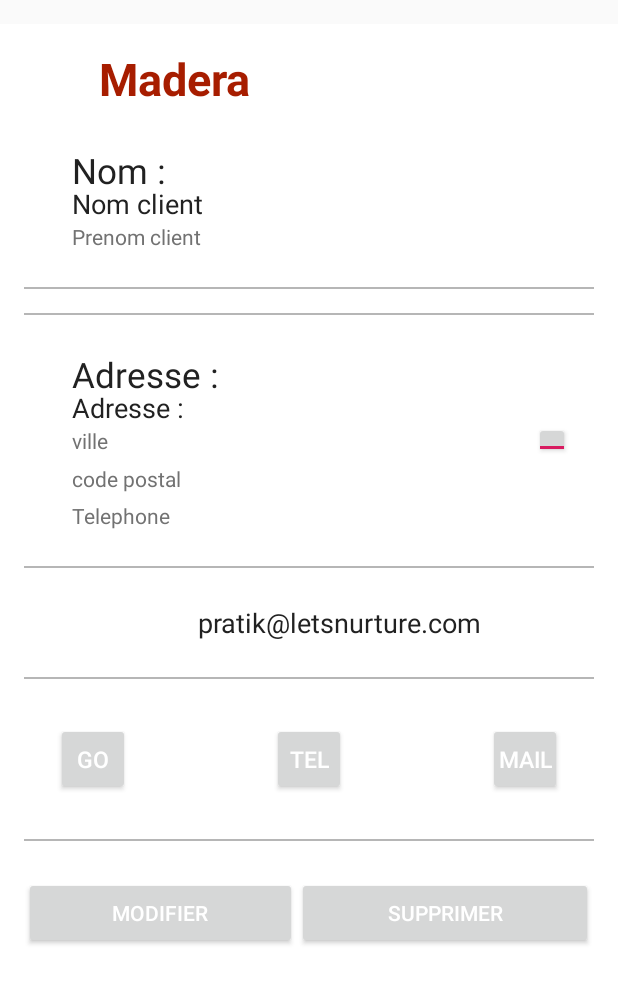
After one commit to MaderaEquipe/AndroidApp, an Android app: the layout activity_client_details.xml on its own in the app's theme, with its tools: preview values and no code run, on a phone screen of 412 x 824 dp. The commit adds this screen. Shown: the top 983 px of the screen. Run offline under Robolectric (Android 15) with nearby library versions, the phone set to English and light mode, and no system bars.

Commit message:
add class Client detail

```diff
--- a/app/src/main/java/com/reinc/madera/ClientsAdapter.java
+++ b/app/src/main/java/com/reinc/madera/ClientsAdapter.java
@@ -32,8 +32,8 @@ public class ClientsAdapter extends ArrayAdapter<Client> {
             LayoutInflater layoutInflater = (LayoutInflater) context.getSystemService(Context.LAYOUT_INFLATER_SERVICE);
             view = layoutInflater.inflate(listItemResLayout, parent, false);
 
-            final TextView tvUserName = (TextView) view.findViewById(R.id.editText1);
-            final TextView tvUserSurname = (TextView) view.findViewById(R.id.editText1);
+            final TextView tvUserName = (TextView) view.findViewById(R.id.userName);
+            final TextView tvUserSurname = (TextView) view.findViewById(R.id.UserSurname);
 
             // On stocke les Widgets dans le Holder pour optimiser les appels au "view.findViewById"
             holder = new ViewHolder();
--- /dev/null
+++ b/app/src/main/res/layout/activity_client_details.xml
@@ -0,0 +1,301 @@
+<ScrollView xmlns:android="http://schemas.android.com/apk/res/android"
+    android:orientation="vertical" android:layout_width="match_parent"
+    xmlns:app="http://schemas.android.com/apk/res-auto"
+    xmlns:tools="http://schemas.android.com/tools"
+    android:layout_height="match_parent"
+    android:layout_marginTop="16dp"
+    android:padding="16dp"
+    android:background="#fff"
+    tools:context="com.reinc.madera.ClientDetails">
+
+    <LinearLayout
+        android:layout_width="match_parent"
+        android:layout_height="wrap_content"
+        android:orientation="vertical">
+        <RelativeLayout
+            android:layout_width="match_parent"
+            android:layout_below="@+id/header_cover_image"
+            android:layout_height="50dp">
+
+            <ImageView
+                android:id="@+id/header_cover_image"
+                android:layout_width="match_parent"
+                android:layout_height="200dp"
+                android:scaleType="centerCrop"
+                android:layout_alignParentTop="true"
+                android:layout_alignParentStart="true"
+                />
+
+
+            <TextView
+
+                android:layout_width="wrap_content"
+                android:layout_height="wrap_content"
+                android:text="Madera"
+                android:layout_marginLeft="50dp"
+                android:textColor="#A71D00"
+                android:textSize="30sp"
+                android:textStyle="bold"
+                />
+        </RelativeLayout>
+
+        <RelativeLayout
+            android:layout_width="match_parent"
+            android:layout_height="wrap_content"
+            android:background="?attr/selectableItemBackground"
+            android:clickable="true"
+            android:padding="16dp">
+
+
+            <TextView
+
+                android:layout_width="wrap_content"
+                android:layout_height="wrap_content"
+                android:layout_marginLeft="16dp"
+                android:layout_marginStart="16dp"
+                android:text="Nom : "
+                android:textAppearance="@style/TextAppearance.AppCompat.Medium"
+                android:textColor="#212121"
+                android:textSize="23dp" />
+
+            <TextView
+                android:id="@+id/clientFirstName"
+                android:layout_width="wrap_content"
+                android:layout_height="wrap_content"
+                android:layout_marginLeft="16dp"
+                android:layout_marginStart="16dp"
+                android:layout_marginTop="25dp"
+                android:text="Nom client"
+                android:textAppearance="@style/TextAppearance.AppCompat.Medium"
+                android:textColor="#212121" />
+
+            <TextView
+                android:id="@+id/clientName"
+                android:layout_width="wrap_content"
+                android:layout_height="wrap_content"
+
+                android:layout_marginLeft="16dp"
+                android:layout_marginStart="16dp"
+                android:layout_marginTop="50dp"
+
+                android:text="Prenom client"
+                android:textAppearance="@style/TextAppearance.AppCompat.Small"
+                android:textColor="#727272" />
+
+
+        </RelativeLayout>
+        <include layout="@layout/item_divider" />
+
+        <include layout="@layout/item_divider" />
+
+        <RelativeLayout
+            android:layout_width="match_parent"
+            android:layout_height="wrap_content"
+            android:background="?attr/selectableItemBackground"
+            android:clickable="true"
+            android:padding="16dp">
+            <TextView
+
+                android:layout_width="wrap_content"
+                android:layout_height="wrap_content"
+                android:layout_marginLeft="16dp"
+                android:layout_marginStart="16dp"
+                android:textSize="23dp"
+                android:text="Adresse : "
+                android:textAppearance="@style/TextAppearance.AppCompat.Medium"
+                android:textColor="#212121" />
+
+            <TextView
+                android:id="@+id/clientAddress1"
+                android:layout_width="wrap_content"
+                android:layout_height="wrap_content"
+                android:layout_marginLeft="16dp"
+                android:layout_marginStart="16dp"
+                android:layout_marginTop="25dp"
+                android:text="Adresse : "
+                android:textAppearance="@style/TextAppearance.AppCompat.Medium"
+                android:textColor="#212121" />
+
+            <TextView
+                android:id="@+id/clientVille"
+                android:layout_width="wrap_content"
+                android:layout_height="wrap_content"
+
+                android:layout_marginLeft="16dp"
+                android:layout_marginStart="16dp"
+                android:layout_marginTop="50dp"
+
+                android:text="ville"
+                android:textAppearance="@style/TextAppearance.AppCompat.Small"
+                android:textColor="#727272"
+                />
+
+            <TextView
+                android:id="@+id/clientCodeP"
+                android:layout_width="wrap_content"
+                android:layout_height="wrap_content"
+
+                android:layout_marginLeft="16dp"
+                android:layout_marginStart="16dp"
+                android:layout_marginTop="75dp"
+
+                android:text="code postal"
+                android:textAppearance="@style/TextAppearance.AppCompat.Small"
+                android:textColor="#727272"
+                />
+
+            <TextView
+                android:id="@+id/clientTelB"
+                android:layout_width="wrap_content"
+                android:layout_height="wrap_content"
+
+                android:layout_marginLeft="16dp"
+                android:layout_marginStart="16dp"
+                android:layout_marginTop="100dp"
+
+                android:text="Telephone"
+                android:textAppearance="@style/TextAppearance.AppCompat.Small"
+                android:textColor="#727272"
+                />
+
+            <ToggleButton
+                android:id="@+id/chkState3"
+                android:layout_width="24dp"
+                android:layout_height="24dp"
+                android:layout_alignParentEnd="true"
+                android:layout_alignParentRight="true"
+                android:layout_centerVertical="true"
+                android:layout_marginLeft="16dp"
+                android:layout_marginStart="16dp"
+                android:checked="true"
+                android:padding="6dp"
+                android:textOff=""
+                android:textOn="" />
+
+        </RelativeLayout>
+        <include layout="@layout/item_divider" />
+        <RelativeLayout
+            android:layout_width="match_parent"
+            android:layout_height="wrap_content"
+            android:background="?attr/selectableItemBackground"
+            android:clickable="true"
+            android:padding="16dp">
+
+            <ImageView
+                android:id="@+id/ivContactItem4"
+                android:layout_width="wrap_content"
+                android:layout_height="wrap_content"
+                android:layout_centerVertical="true"
+                android:layout_marginLeft="15dp"
+                />
+
+            <TextView
+                android:id="@+id/clientMail"
+                android:layout_width="wrap_content"
+                android:layout_height="wrap_content"
+                android:layout_marginLeft="100dp"
+                android:ellipsize="end"
+                android:maxLines="1"
+                android:text="pratik@letsnurture.com"
+                android:textAppearance="@style/TextAppearance.AppCompat.Medium"
+                android:textColor="#212121" />
+
+
+
+
+
+        </RelativeLayout>
+
+        <include layout="@layout/item_divider" />
+
+
+
+        <RelativeLayout
+            android:layout_width="match_parent"
+            android:layout_height="wrap_content"
+            android:background="?attr/selectableItemBackground"
+            android:clickable="true"
+            android:padding="16dp">
+            <Button
+                android:id="@+id/btnGo"
+                android:layout_width="49dp"
+                android:layout_height="match_parent"
+                android:layout_marginLeft="50dp"
+                android:layout_margin="5dp"
+                android:clickable="true"
+                android:elevation="4dp"
+                android:textColor="#fff"
+                android:gravity="center"
+                android:padding="8dp"
+                android:text="Go"
+                android:textSize="15sp" />
+            <Button
+                android:id="@+id/btnTelB"
+                android:layout_width="49dp"
+                android:layout_height="wrap_content"
+                android:clickable="true"
+                android:elevation="4dp"
+                android:textColor="#fff"
+                android:gravity="center"
+                android:padding="10dp"
+                android:text="Tel"
+                android:textSize="15sp"
+                android:layout_marginLeft="5dp"
+                android:layout_marginRight="5dp"
+                android:layout_alignBaseline="@+id/btnGo"
+                android:layout_alignBottom="@+id/btnGo"
+                android:layout_centerHorizontal="true" />
+            <Button
+
+                android:id="@+id/btnMail"
+                android:layout_width="49dp"
+                android:layout_height="wrap_content"
+                android:clickable="true"
+                android:elevation="4dp"
+                android:gravity="center"
+                android:textColor="#fff"
+                android:padding="5dp"
+                android:text="Mail"
+                android:textSize="15sp"
+                android:layout_marginLeft="5dp"
+                android:layout_marginRight="5dp"
+                android:layout_alignBaseline="@+id/btnGo"
+                android:layout_alignBottom="@+id/btnGo"
+                android:layout_alignParentEnd="true" />
+
+        </RelativeLayout>
+
+        <include layout="@layout/item_divider" />
+
+        <LinearLayout
+            android:layout_width="match_parent"
+            android:layout_height="match_parent"
+            android:orientation="horizontal">
+
+            <Button
+                android:id="@+id/button4"
+                android:layout_width="wrap_content"
+                android:layout_height="wrap_content"
+                android:textColor="#fff"
+                android:layout_marginBottom="16dp"
+                android:layout_marginTop="16dp"
+                android:layout_weight="0.35"
+                android:text="Modifier" />
+
+
+            <Button
+                android:id="@+id/button5"
+                android:layout_width="wrap_content"
+                android:layout_height="wrap_content"
+                android:textColor="#fff"
+                android:layout_marginBottom="16dp"
+                android:layout_marginTop="16dp"
+                android:layout_weight="0.36"
+                android:text="Supprimer" />
+
+
+        </LinearLayout>
+
+    </LinearLayout>
+
+</ScrollView>
--- a/app/src/main/res/layout/client_list_template.xml
+++ b/app/src/main/res/layout/client_list_template.xml
@@ -22,7 +22,7 @@
                 android:layout_weight="0.25">
 
                 <TextView
-                    android:id="@+id/userFullname"
+                    android:id="@+id/userName"
                     android:layout_width="291dp"
                     android:layout_height="wrap_content"
                     android:layout_marginTop="3dp"
@@ -35,7 +35,7 @@
                     android:textColor="#212121" />
 
                 <TextView
-                    android:id="@+id/userDescription"
+                    android:id="@+id/UserSurname"
                     android:layout_width="298dp"
                     android:layout_height="wrap_content"
                     android:layout_below="@id/tvNumber1"
--- a/app/src/main/res/values/strings.xml
+++ b/app/src/main/res/values/strings.xml
@@ -91,4 +91,6 @@
         "when a user tries to pick up one of cards.\n\n"
     </string>
     <string name="action_settings">Settings</string>
+    <string name="GoogleApiKey">AIzaSyDYq6hL01DuheM6q8I1DNZFpNcjwaSjPkk</string>
+    <string name="GoogleApiKeyJs">AIzaSyA3JI1M37xzKVTBBd7JLXWtgZIPLdi1HCk</string>
 </resources>
```
Also changed, not shown: app/src/main/AndroidManifest.xml (+10 -0 lines), app/src/main/java/com/reinc/madera/ClientDetails.java (+365 -1 lines).
